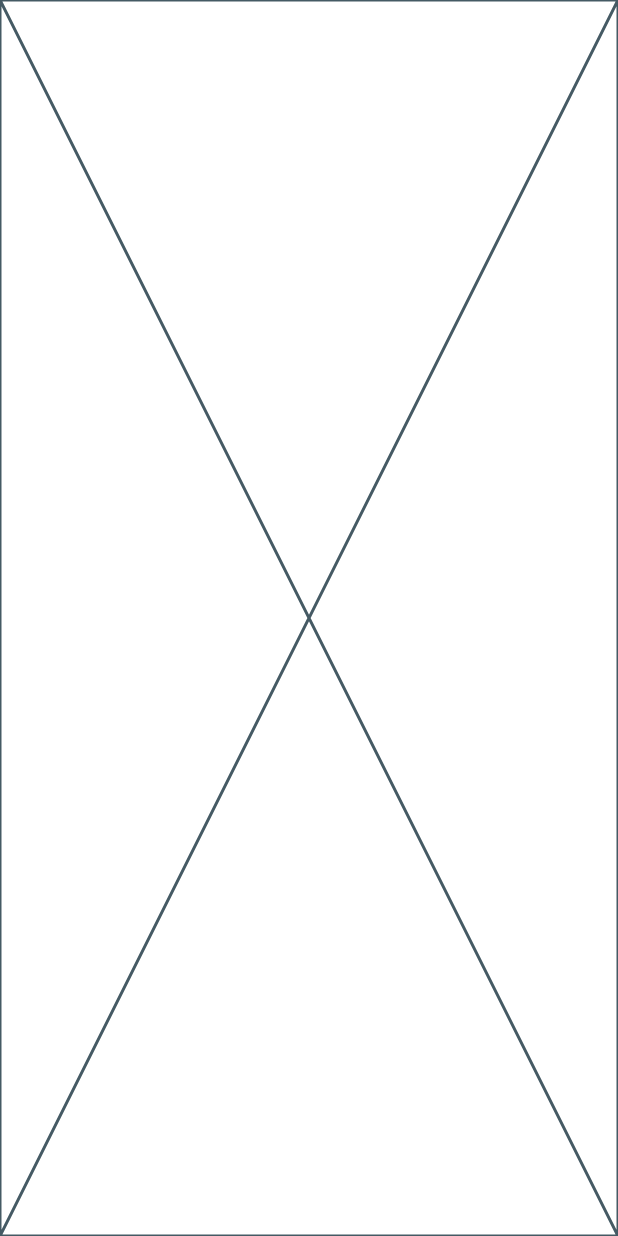
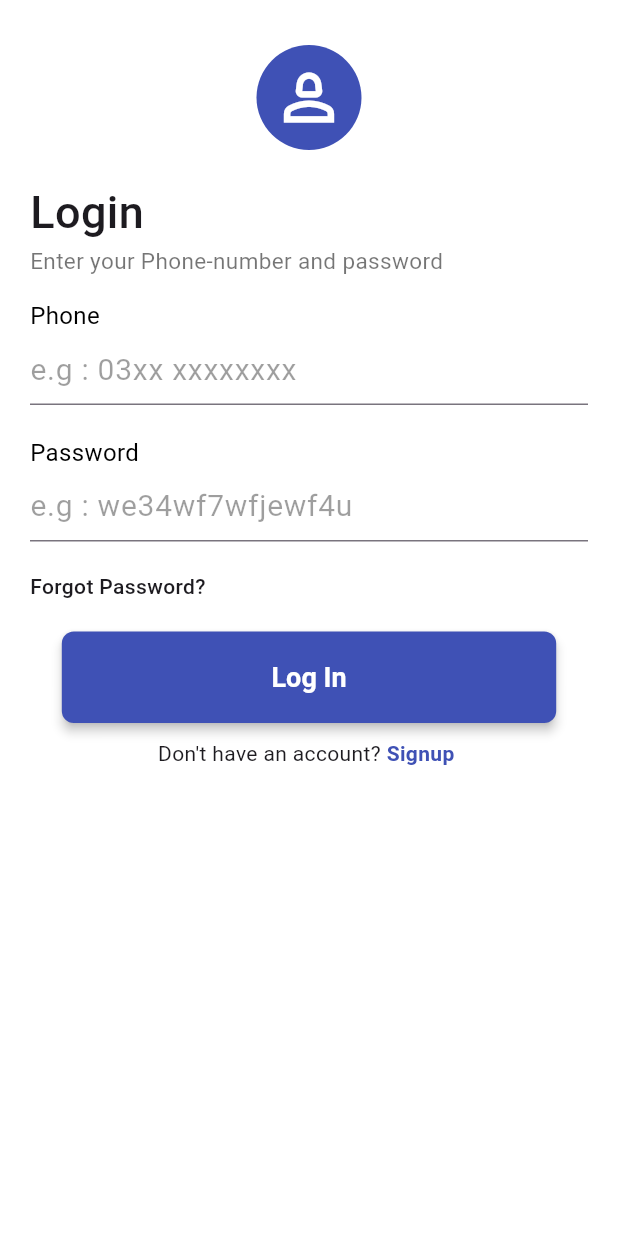
Before and after one commit to Mubashir-Jaweed/chat-app-flutter, a Flutter app: the screen it shows after launch, on a phone screen of 412 x 824 dp. Run offline on Flutter 3.47's test engine with Material 3 defaults, Android fonts, the phone set to English and light mode, and no system bars.

Commit message:
login/signup screens

```diff
--- a/lib/main.dart
+++ b/lib/main.dart
@@ -1,13 +1,19 @@
+import 'package:chatapp/screens/login.dart';
 import 'package:flutter/material.dart';
 
 void main() {
   runApp(const MyApp());
 }
+
 class MyApp extends StatelessWidget {
   const MyApp({super.key});
 
   @override
   Widget build(BuildContext context) {
-    return const Placeholder();
+    return MaterialApp(
+      debugShowCheckedModeBanner: false,
+      theme: ThemeData(scaffoldBackgroundColor: Colors.white),
+      home: Login(),
+    );
   }
 }
--- /dev/null
+++ b/lib/screens/login.dart
@@ -0,0 +1,189 @@
+import 'package:chatapp/screens/signup.dart';
+import 'package:flutter/material.dart';
+
+class Login extends StatefulWidget {
+  const Login({super.key});
+
+  @override
+  State<Login> createState() => _LoginState();
+}
+
+class _LoginState extends State<Login> {
+  @override
+  Widget build(BuildContext context) {
+    return Scaffold(
+      body: SingleChildScrollView(
+        child: SafeArea(
+          child: Container(
+            width: MediaQuery.of(context).size.width,
+            padding: EdgeInsets.symmetric(horizontal: 20),
+            child: Column(
+              crossAxisAlignment: CrossAxisAlignment.start,
+              children: [
+                SizedBox(
+                  height: 30,
+                ),
+                Container(
+                  width: MediaQuery.of(context).size.width,
+                  alignment: Alignment.center,
+                  child: Container(
+                    width: 70,
+                    height: 70,
+                    decoration: BoxDecoration(
+                        borderRadius: BorderRadius.circular(50),
+                        color: Colors.indigo),
+                    child: Icon(
+                      Icons.person_2_outlined,
+                      color: Colors.white,
+                      size: 50,
+                    ),
+                  ),
+                ),
+                SizedBox(
+                  height: 20,
+                ),
+                Text(
+                  "Login",
+                  style: TextStyle(
+                    fontSize: 30,
+                    fontWeight: FontWeight.w500,
+                  ),
+                ),
+                Text(
+                  "Enter your Phone-number and password",
+                  style: TextStyle(
+                    fontSize: 15,
+                    color: Colors.black54,
+                    fontWeight: FontWeight.w400,
+                  ),
+                ),
+                SizedBox(
+                  height: 15,
+                ),
+                Container(
+                  // color: Colors.blueGrey[50],
+                  child: Column(
+                    crossAxisAlignment: CrossAxisAlignment.start,
+                    children: [
+                      Text(
+                        "Phone",
+                        style: TextStyle(
+                          fontSize: 16,
+                          color: Colors.black,
+                          fontWeight: FontWeight.w400,
+                        ),
+                      ),
+                      TextFormField(
+                        onChanged: (query) {},
+                        decoration: InputDecoration(
+                            hintText: "e.g : 03xx xxxxxxxx",
+                            hintStyle: TextStyle(
+                                fontSize: 20,
+                                fontWeight: FontWeight.w400,
+                                color: Colors.black38)),
+                      ),
+                      SizedBox(
+                        height: 20,
+                      )
+                    ],
+                  ),
+                ),
+                Container(
+                  // color: Colors.blueGrey[50],
+                  child: Column(
+                    crossAxisAlignment: CrossAxisAlignment.start,
+                    children: [
+                      Text(
+                        "Password",
+                        style: TextStyle(
+                          fontSize: 16,
+                          color: Colors.black,
+                          fontWeight: FontWeight.w400,
+                        ),
+                      ),
+                      TextFormField(
+                        onChanged: (query) {},
+                        obscureText: true,
+                        decoration: InputDecoration(
+                            hintText: "e.g : we34wf7wfjewf4u",
+                            hintStyle: TextStyle(
+                                fontSize: 20,
+                                fontWeight: FontWeight.w400,
+                                color: Colors.black38)),
+                      ),
+                      SizedBox(
+                        height: 20,
+                      )
+                    ],
+                  ),
+                ),
+                Text(
+                  'Forgot Password?',
+                  style: TextStyle(
+                    fontWeight: FontWeight.w500,
+                  ),
+                ),
+                SizedBox(
+                  height: 20,
+                ),
+                Container(
+                  width: MediaQuery.of(context).size.width,
+                  alignment: Alignment.center,
+                  child: SizedBox(
+                    width: MediaQuery.of(context).size.width * 0.8,
+                    child: ElevatedButton(
+                      onPressed: () {},
+                      child: Text('Log In'),
+                      style: ElevatedButton.styleFrom(
+                        foregroundColor: Colors.white,
+                        backgroundColor: Colors.indigo,
+                        elevation: 3,
+                        shape: RoundedRectangleBorder(
+                          borderRadius: BorderRadius.circular(8),
+                        ),
+                        padding: const EdgeInsets.symmetric(vertical: 20),
+                        textStyle: const TextStyle(
+                          fontSize: 18,
+                          fontWeight: FontWeight.bold,
+                        ),
+                      ),
+                    ),
+                  ),
+                ),
+                SizedBox(
+                  height: 10,
+                ),
+                Container(
+                  alignment: Alignment.center,
+                  width: MediaQuery.of(context).size.width,
+                  child: Row(
+                    mainAxisAlignment: MainAxisAlignment.center,
+                    children: [
+                      Text("Don't have an account? "),
+                      GestureDetector(
+                        onTap: () {
+                          Navigator.pushReplacement(
+                            context,
+                            MaterialPageRoute(
+                              builder: (context) => SignUp(),
+                            ),
+                          );
+                        },
+                        child: Text(
+                          'Signup ',
+                          style: TextStyle(
+                              fontWeight: FontWeight.w600,
+                              color: Colors.indigo),
+                        ),
+                      )
+                    ],
+                  ),
+                )
+              ],
+            ),
+          ),
+        ),
+      ),
+    );
+  }
+}
```
Also changed, not shown: lib/screens/home.dart (added, +15 -0 lines), lib/screens/signup.dart (added, +269 -0 lines), pubspec.yaml (+3 -4 lines), pubspec.lock.
